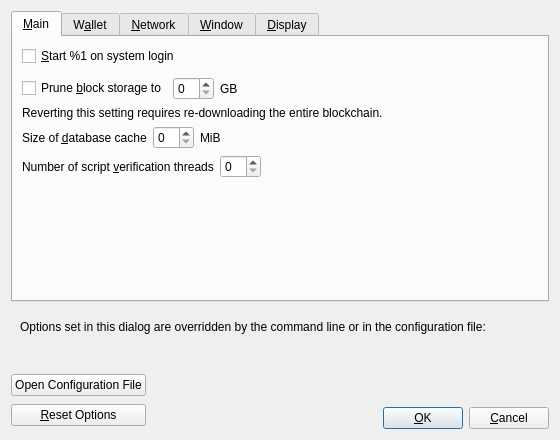
Old version of the form src/qt/forms/optionsdialog.ui in the repository umkoin/umkoin.
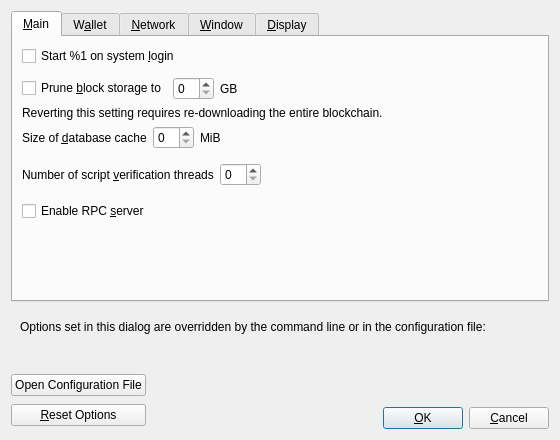
New version of the form. Custom widgets are drawn as their Qt base class.

```diff
--- a/src/qt/forms/optionsdialog.ui
+++ b/src/qt/forms/optionsdialog.ui
@@ -33,7 +33,7 @@
           <string>Automatically start %1 after logging in to the system.</string>
          </property>
          <property name="text">
-          <string>&amp;Start %1 on system login</string>
+          <string>Start %1 on system &amp;login</string>
          </property>
         </widget>
        </item>
@@ -179,13 +179,23 @@
            <property name="sizeHint" stdset="0">
             <size>
              <width>40</width>
-             <height>20</height>
+             <height>40</height>
             </size>
            </property>
           </spacer>
          </item>
         </layout>
        </item>
+       <item>
+        <widget class="QCheckBox" name="enableServer">
+         <property name="toolTip">
+          <string extracomment="Tooltip text for Options window setting that enables the RPC server.">This allows you or a third party tool to communicate with the node through command-line and JSON-RPC commands.</string>
+         </property>
+         <property name="text">
+          <string extracomment="An Options window setting to enable the RPC server.">Enable RPC &amp;server</string>
+         </property>
+        </widget>
+       </item>
        <item>
         <spacer name="verticalSpacer_Main">
          <property name="orientation">
```
